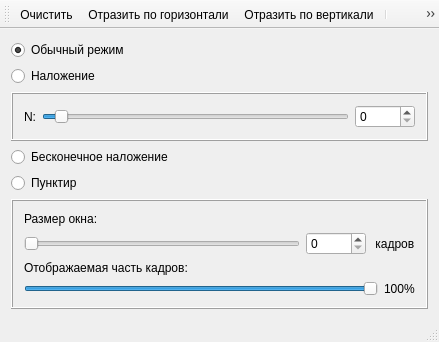
Qt form mainwindow.ui (AndreiPustovalov/Exposure) before a commit.
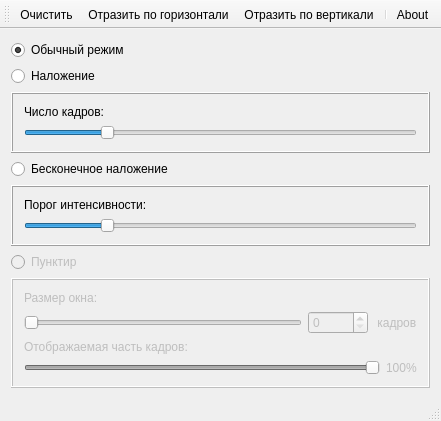
The same form after that commit. Icons and pictures are not drawn.

What changed in the file:
```diff
--- a/mainwindow.ui
+++ b/mainwindow.ui
@@ -6,8 +6,8 @@
    <rect>
     <x>0</x>
     <y>0</y>
-    <width>439</width>
-    <height>341</height>
+    <width>441</width>
+    <height>420</height>
    </rect>
   </property>
   <property name="windowTitle">
@@ -52,18 +52,16 @@
       </property>
       <layout class="QVBoxLayout" name="verticalLayout_2">
        <item>
-        <layout class="QHBoxLayout" name="horizontalLayout">
-         <item>
           <widget class="QLabel" name="label">
            <property name="text">
-            <string>N:</string>
+          <string>Число кадров:</string>
            </property>
           </widget>
          </item>
          <item>
           <widget class="QSlider" name="averageCountSlider">
            <property name="maximum">
-            <number>240</number>
+          <number>50</number>
            </property>
            <property name="value">
             <number>10</number>
@@ -73,21 +71,6 @@
            </property>
           </widget>
          </item>
-         <item>
-          <widget class="QSpinBox" name="averageCountSpinBox">
-           <property name="minimumSize">
-            <size>
-             <width>60</width>
-             <height>0</height>
-            </size>
-           </property>
-           <property name="maximum">
-            <number>240</number>
-           </property>
-          </widget>
-         </item>
-        </layout>
-       </item>
       </layout>
      </widget>
     </item>
@@ -98,8 +81,40 @@
       </property>
      </widget>
     </item>
+    <item>
+     <widget class="QFrame" name="frame_2">
+      <property name="frameShape">
+       <enum>QFrame::Box</enum>
+      </property>
+      <property name="frameShadow">
+       <enum>QFrame::Raised</enum>
+      </property>
+      <layout class="QVBoxLayout" name="verticalLayout_3">
+       <item>
+        <widget class="QLabel" name="label_6">
+         <property name="text">
+          <string>Порог интенсивности:</string>
+         </property>
+        </widget>
+       </item>
+       <item>
+        <widget class="QSlider" name="thresholdSlider">
+         <property name="value">
+          <number>20</number>
+         </property>
+         <property name="orientation">
+          <enum>Qt::Horizontal</enum>
+         </property>
+        </widget>
+       </item>
+      </layout>
+     </widget>
+    </item>
     <item>
      <widget class="QRadioButton" name="dashModeRadio">
+      <property name="enabled">
+       <bool>false</bool>
+      </property>
       <property name="text">
        <string>Пунктир</string>
       </property>
@@ -107,6 +122,9 @@
     </item>
     <item>
      <widget class="QFrame" name="frame_3">
+      <property name="enabled">
+       <bool>false</bool>
+      </property>
       <property name="statusTip">
        <string>Параметры пунктира</string>
       </property>
```
Left out of the diff: 18 changed lines with no effect on the pictures. Lines whose indentation alone changed are shown as unchanged.
